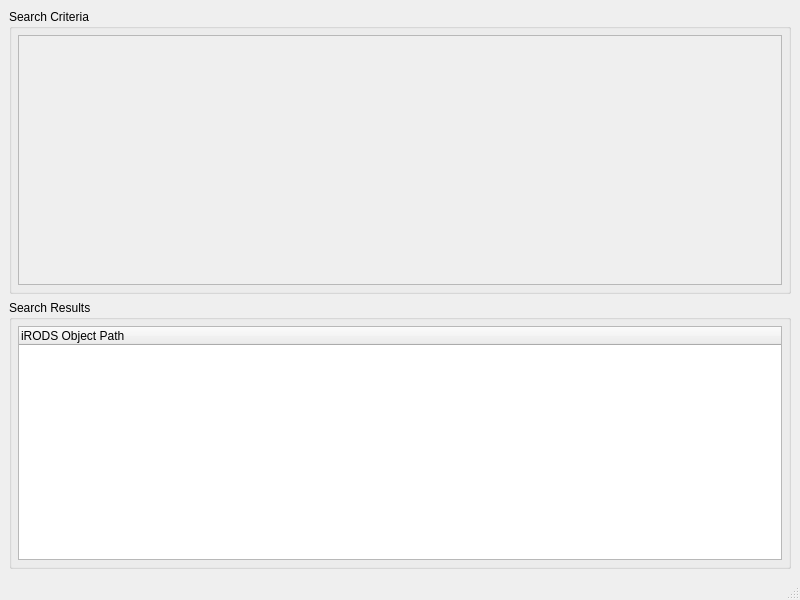
This is src/rodsfindwindow.ui in ilarik/kanki-irodsclient as Qt 5 draws it before an edit. The edited form follows.
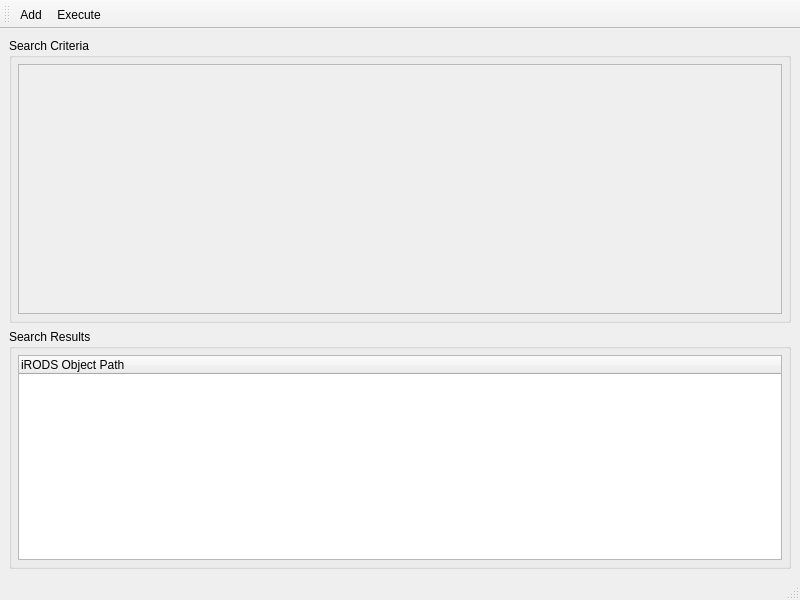
This is the edited form.

Commit message: find window add criteria and execute actions

The edit to the form file:
```diff
--- a/src/rodsfindwindow.ui
+++ b/src/rodsfindwindow.ui
@@ -107,6 +107,29 @@
    </property>
   </widget>
   <widget class="QStatusBar" name="statusbar"/>
+  <widget class="QToolBar" name="toolBar">
+   <property name="windowTitle">
+    <string>toolBar</string>
+   </property>
+   <attribute name="toolBarArea">
+    <enum>TopToolBarArea</enum>
+   </attribute>
+   <attribute name="toolBarBreak">
+    <bool>false</bool>
+   </attribute>
+   <addaction name="actionAdd"/>
+   <addaction name="actionExecute"/>
+  </widget>
+  <action name="actionAdd">
+   <property name="text">
+    <string>Add</string>
+   </property>
+  </action>
+  <action name="actionExecute">
+   <property name="text">
+    <string>Execute</string>
+   </property>
+  </action>
  </widget>
  <resources/>
  <connections/>
```
Left out of the diff: 10 changed lines with no effect on the pictures. The commit also changes 2 other files.
